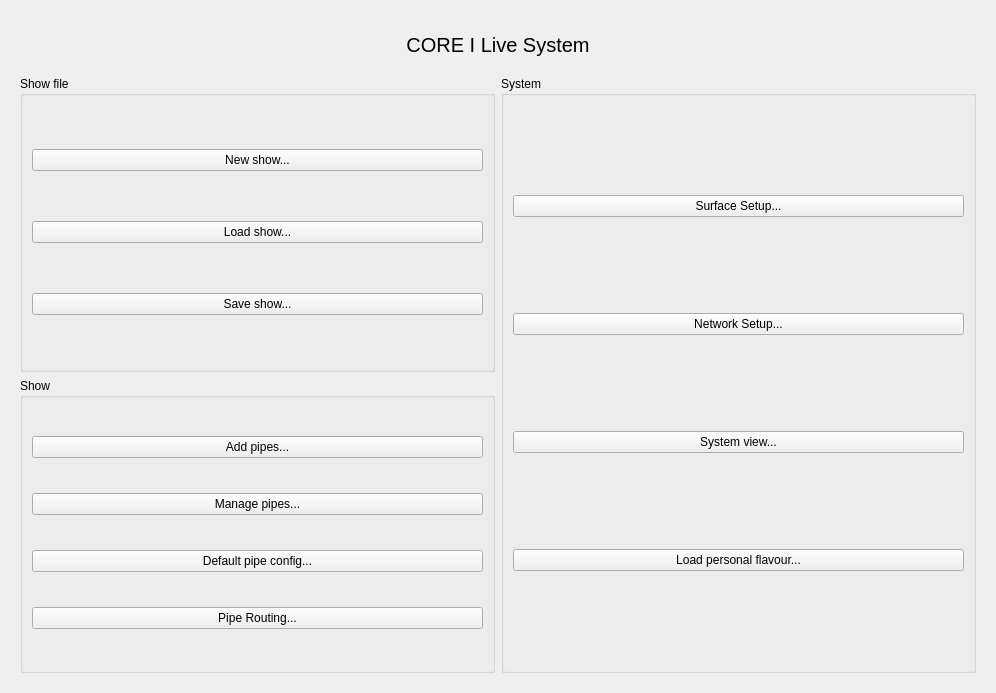
Qt form coreui/ui/SetupWindow.ui (OpenSoundStack/OpenAudioLiveSystem) before a commit.
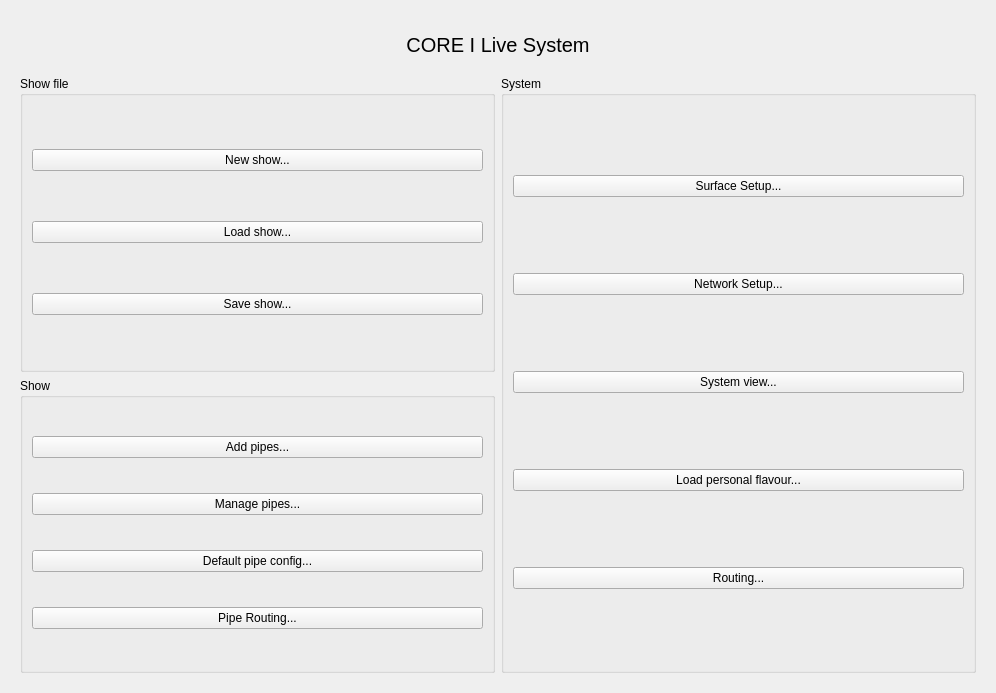
The same form after that commit. The open tabs and pages were chosen to show the change.

Commit message: Add dynamic audio routing + bus auto-route

Diff of the .ui file:
```diff
--- a/coreui/ui/SetupWindow.ui
+++ b/coreui/ui/SetupWindow.ui
@@ -146,6 +146,13 @@
             </property>
            </widget>
           </item>
+          <item row="4" column="0">
+           <widget class="QPushButton" name="btn_routing">
+            <property name="text">
+             <string>Routing...</string>
+            </property>
+           </widget>
+          </item>
          </layout>
         </widget>
        </item>
```
The commit also changes 14 other files.
